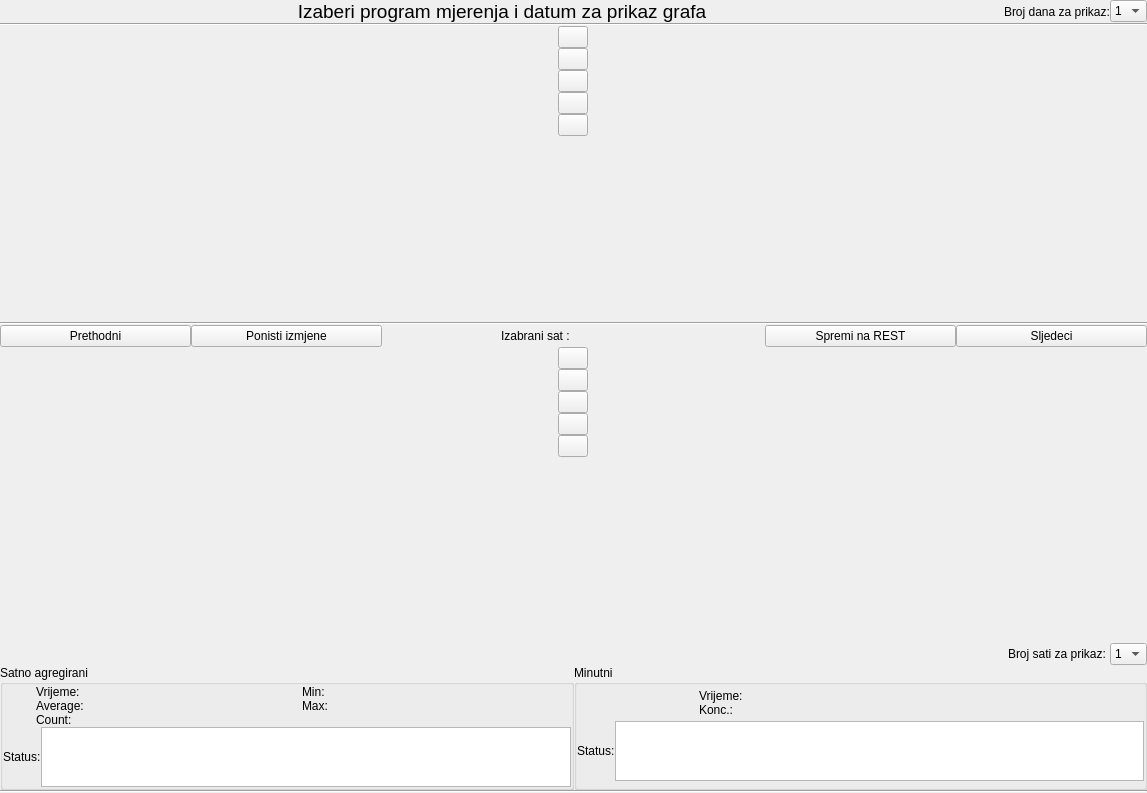
Old version of the form app/view/ui_files/konc_graf_panel.ui in the repository kluksa/kontrola-podataka.
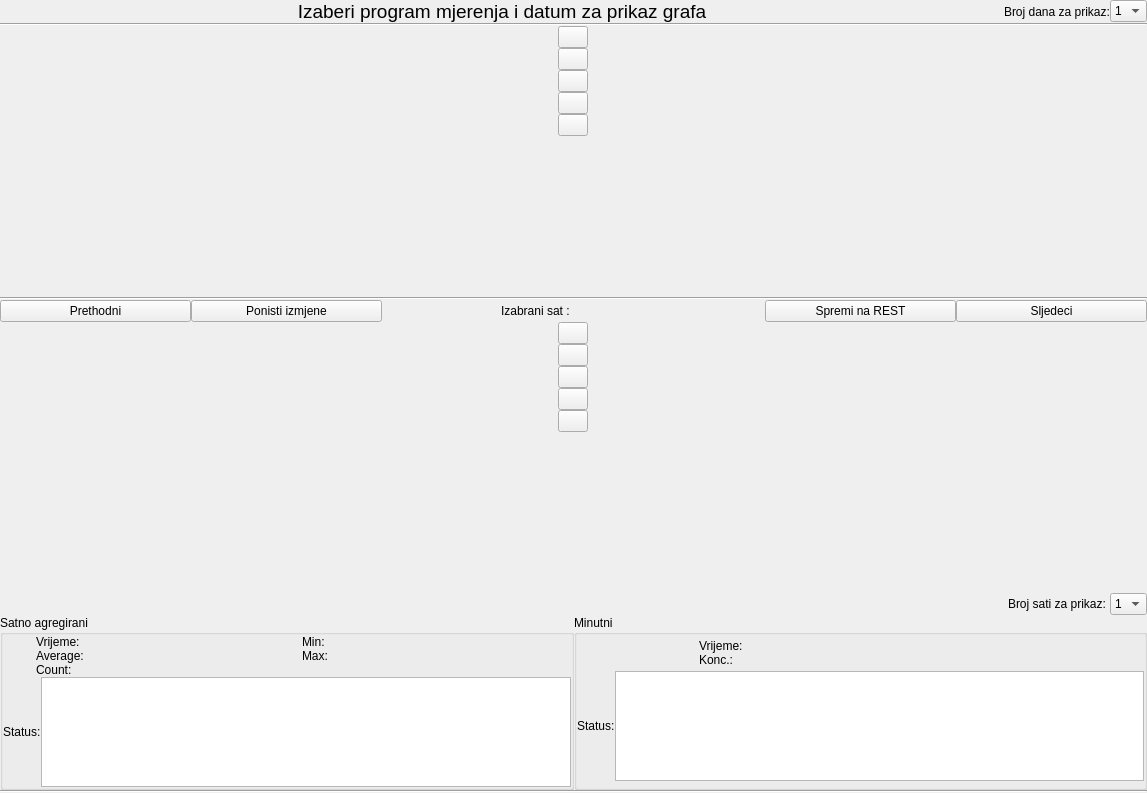
New version of the form.

What changed in the file:
```diff
--- a/app/view/ui_files/konc_graf_panel.ui
+++ b/app/view/ui_files/konc_graf_panel.ui
@@ -758,9 +758,9 @@
              </widget>
             </item>
             <item>
-             <widget class="QPlainTextEdit" name="satniStatus">
+             <widget class="QTableView" name="satniBitView">
               <property name="sizePolicy">
-               <sizepolicy hsizetype="MinimumExpanding" vsizetype="Fixed">
+               <sizepolicy hsizetype="Expanding" vsizetype="Fixed">
                 <horstretch>0</horstretch>
                 <verstretch>0</verstretch>
                </sizepolicy>
@@ -768,18 +768,21 @@
               <property name="minimumSize">
                <size>
                 <width>0</width>
-                <height>60</height>
+                <height>0</height>
                </size>
               </property>
               <property name="maximumSize">
                <size>
                 <width>16777215</width>
-                <height>60</height>
+                <height>110</height>
                </size>
               </property>
-              <property name="readOnly">
-               <bool>true</bool>
-              </property>
+              <attribute name="horizontalHeaderVisible">
+               <bool>false</bool>
+              </attribute>
+              <attribute name="verticalHeaderVisible">
+               <bool>false</bool>
+              </attribute>
              </widget>
             </item>
            </layout>
@@ -910,28 +913,25 @@
              </widget>
             </item>
             <item>
-             <widget class="QPlainTextEdit" name="minutniStatus">
+             <widget class="QTableView" name="minutniBitView">
               <property name="sizePolicy">
-               <sizepolicy hsizetype="MinimumExpanding" vsizetype="Fixed">
+               <sizepolicy hsizetype="Expanding" vsizetype="Fixed">
                 <horstretch>0</horstretch>
                 <verstretch>0</verstretch>
                </sizepolicy>
               </property>
-              <property name="minimumSize">
-               <size>
-                <width>0</width>
-                <height>60</height>
-               </size>
-              </property>
               <property name="maximumSize">
                <size>
                 <width>16777215</width>
-                <height>60</height>
+                <height>110</height>
                </size>
               </property>
-              <property name="readOnly">
-               <bool>true</bool>
-              </property>
+              <attribute name="horizontalHeaderVisible">
+               <bool>false</bool>
+              </attribute>
+              <attribute name="verticalHeaderVisible">
+               <bool>false</bool>
+              </attribute>
              </widget>
             </item>
            </layout>
```
